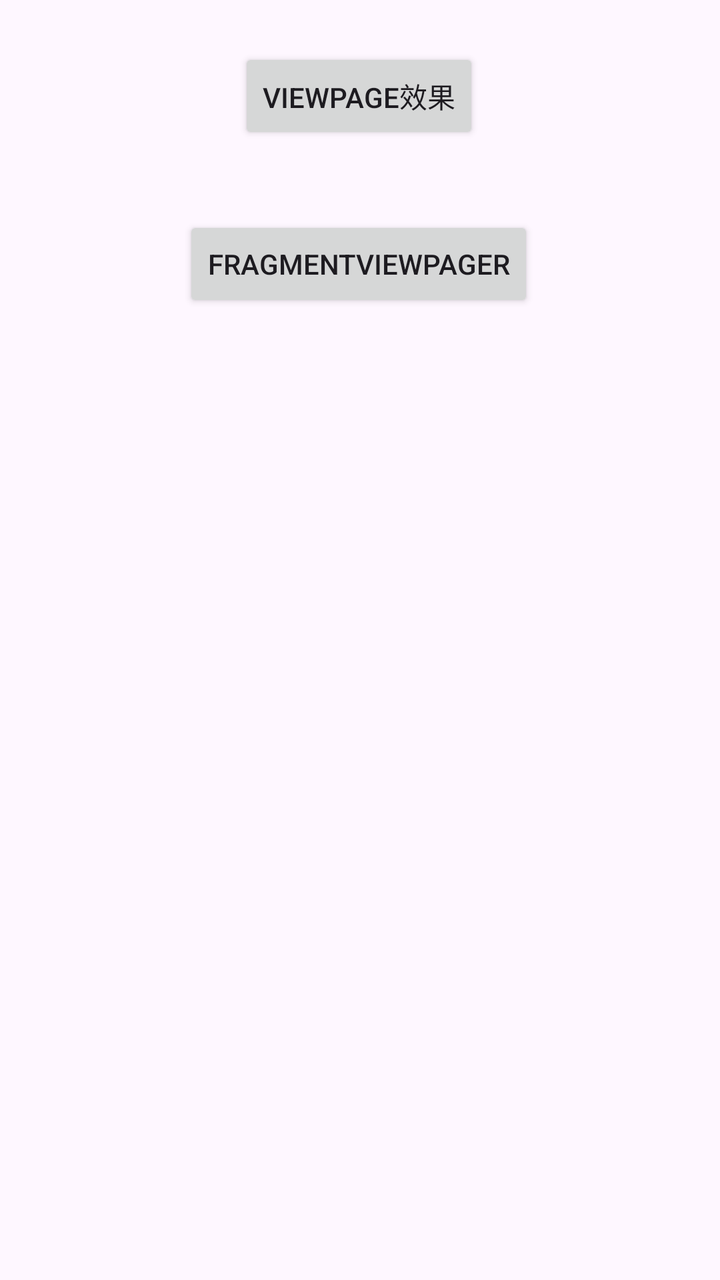
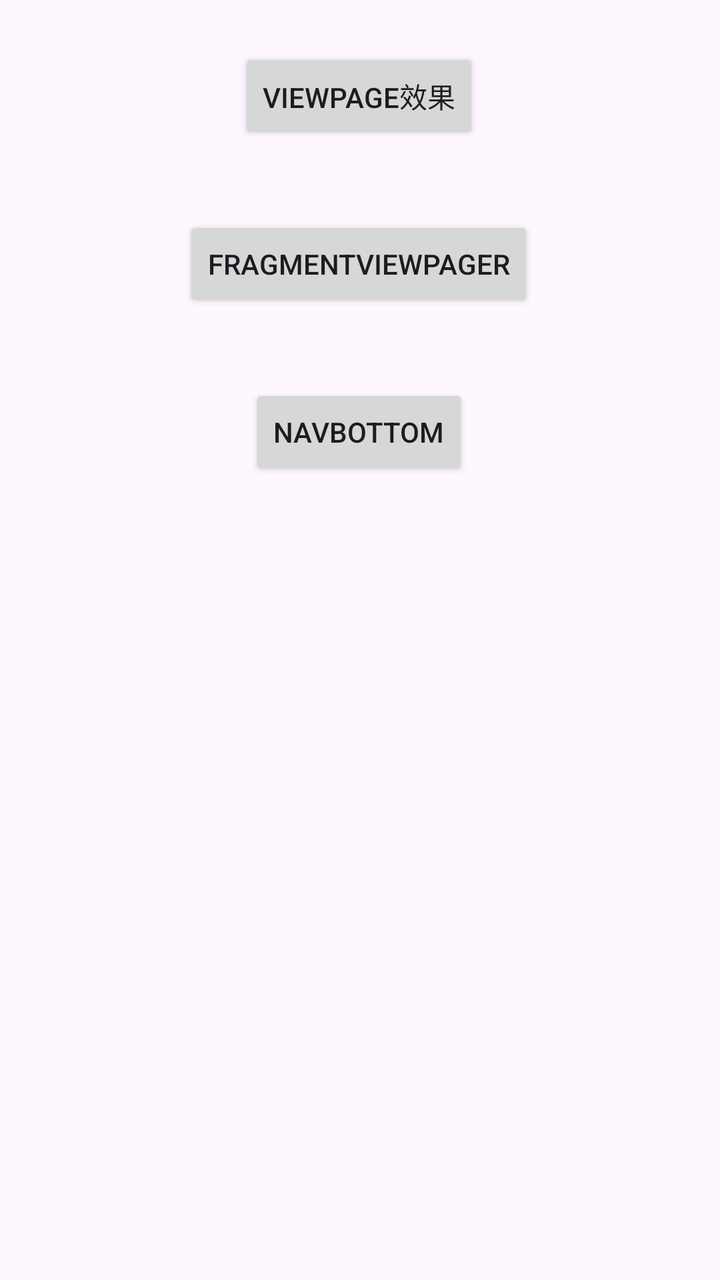

Screens rendered from an Android XML layout before and after an edit, with the pre-edit source and the edit as a unified diff.
<!-- AndroidManifest.xml: application theme Theme.FragmentTest -->
<!-- res/layout/activity_view_pager_test.xml -->
<?xml version="1.0" encoding="utf-8"?>
<androidx.constraintlayout.widget.ConstraintLayout xmlns:android="http://schemas.android.com/apk/res/android"
    xmlns:app="http://schemas.android.com/apk/res-auto"
    xmlns:tools="http://schemas.android.com/tools"
    android:id="@+id/main"
    android:layout_width="match_parent"
    android:layout_height="match_parent"
    tools:context=".ViewPagerTest.ViewPagerTestActivity">

    <Button
        android:id="@+id/bt_ViewPager"
        android:layout_width="wrap_content"
        android:layout_height="wrap_content"
        android:layout_marginTop="24dp"
        android:text="ViewPage效果"
        app:layout_constraintEnd_toEndOf="parent"
        app:layout_constraintHorizontal_bias="0.498"
        app:layout_constraintStart_toStartOf="parent"
        app:layout_constraintTop_toTopOf="parent"
        android:onClick="ToViewPager"/>

    <Button
        android:id="@+id/FragmentVP"
        android:layout_width="wrap_content"
        android:layout_height="wrap_content"
        android:layout_marginTop="36dp"
        android:text="FragmentViewPager"
        app:layout_constraintEnd_toEndOf="parent"
        app:layout_constraintHorizontal_bias="0.497"
        app:layout_constraintStart_toStartOf="parent"
        app:layout_constraintTop_toBottomOf="@+id/bt_ViewPager"
        android:onClick="ToViewPagerFragment"/>
</androidx.constraintlayout.widget.ConstraintLayout>
<!-- resources referenced by this layout -->
<resources>
  <style name="Theme.FragmentTest" parent="Base.Theme.FragmentTest" />
  <style name="Base.Theme.FragmentTest" parent="Theme.Material3.DayNight.NoActionBar">
          
          <item name="colorPrimary">@color/colorPrimary</item>
          <item name="colorPrimaryDark">@color/colorPrimaryDark</item>
          <item name="colorControlActivated">@color/purple_200</item>
          
      </style>
  <color name="colorPrimary">@color/green_500</color>
  <color name="colorPrimaryDark">@color/green_700</color>
  <color name="purple_200">#FFBB86FC</color>
  <color name="green_500">#8BC34A</color>
  <color name="green_700">#689F38</color>
</resources>

<!-- the commit's change to res/layout/activity_view_pager_test.xml (unified diff, before → after) -->
@@ -30,4 +30,16 @@
         app:layout_constraintStart_toStartOf="parent"
         app:layout_constraintTop_toBottomOf="@+id/bt_ViewPager"
         android:onClick="ToViewPagerFragment"/>
+
+    <Button
+        android:onClick="ToNavBottom"
+        android:id="@+id/bt_Nav"
+        android:layout_width="wrap_content"
+        android:layout_height="wrap_content"
+        android:layout_marginTop="36dp"
+        android:text="NavBottom"
+        app:layout_constraintEnd_toEndOf="parent"
+        app:layout_constraintHorizontal_bias="0.498"
+        app:layout_constraintStart_toStartOf="parent"
+        app:layout_constraintTop_toBottomOf="@+id/FragmentVP" />
 </androidx.constraintlayout.widget.ConstraintLayout>
